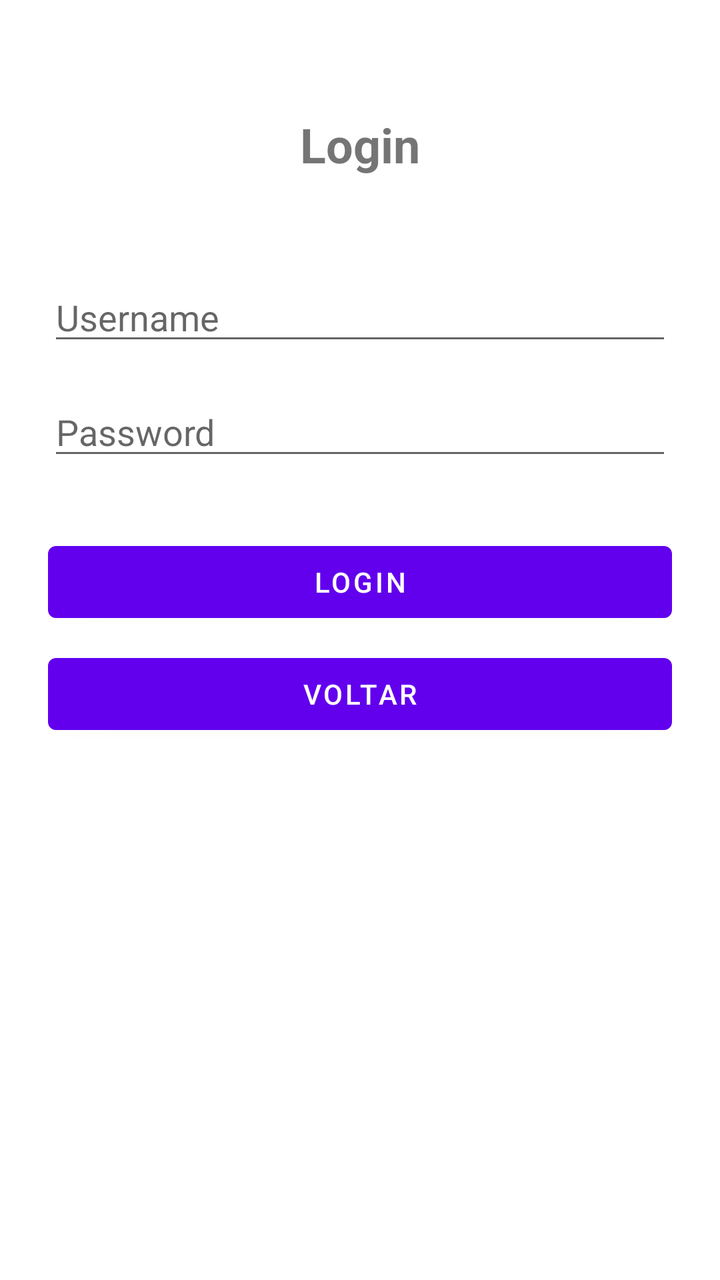
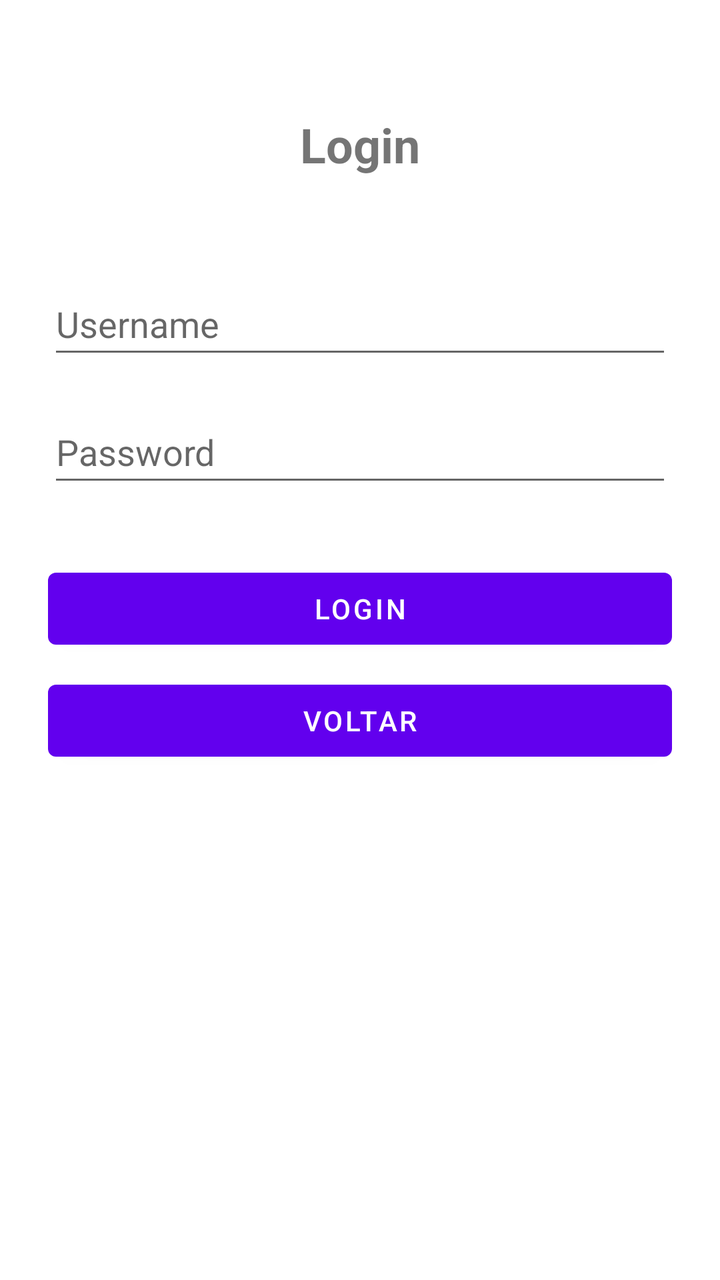

Compare the two renders of this Android layout. The source of the first and the diff that turns it into the second are given below.
<!-- AndroidManifest.xml: application theme Theme.Exercicio13 -->
<!-- res/layout/activity_login.xml -->
<?xml version="1.0" encoding="utf-8"?>
<androidx.constraintlayout.widget.ConstraintLayout xmlns:android="http://schemas.android.com/apk/res/android"
    xmlns:app="http://schemas.android.com/apk/res-auto"
    android:layout_width="match_parent"
    android:layout_height="match_parent"
    android:padding="24dp">

    <TextView
        android:id="@+id/tvTitle"
        android:layout_width="wrap_content"
        android:layout_height="wrap_content"
        android:text="@string/login_title"
        android:textSize="24sp"
        android:textStyle="bold"
        app:layout_constraintTop_toTopOf="parent"
        app:layout_constraintStart_toStartOf="parent"
        app:layout_constraintEnd_toEndOf="parent"
        android:layout_marginTop="32dp"/>

    <EditText
        android:id="@+id/editUsernameLogin"
        android:layout_width="0dp"
        android:layout_height="wrap_content"
        android:hint="@string/username_hint"
        android:inputType="text"
        android:autofillHints="username"
        app:layout_constraintTop_toBottomOf="@id/tvTitle"
        app:layout_constraintStart_toStartOf="parent"
        app:layout_constraintEnd_toEndOf="parent"
        android:layout_marginTop="48dp" />

    <EditText
        android:id="@+id/editPasswordLogin"
        android:layout_width="0dp"
        android:layout_height="wrap_content"
        android:hint="@string/password_hint"
        android:inputType="textPassword"
        android:autofillHints="password"
        app:layout_constraintTop_toBottomOf="@id/editUsernameLogin"
        app:layout_constraintStart_toStartOf="parent"
        app:layout_constraintEnd_toEndOf="parent"
        android:layout_marginTop="16dp" />

    <Button
        android:id="@+id/btnLoginSubmit"
        android:layout_width="0dp"
        android:layout_height="wrap_content"
        android:text="@string/btn_login"
        app:layout_constraintTop_toBottomOf="@id/editPasswordLogin"
        app:layout_constraintStart_toStartOf="parent"
        app:layout_constraintEnd_toEndOf="parent"
        android:layout_marginTop="32dp" />

    <Button
        android:id="@+id/btnVoltarLogin"
        android:layout_width="0dp"
        android:layout_height="wrap_content"
        android:text="@string/btn_voltar"
        app:layout_constraintTop_toBottomOf="@id/btnLoginSubmit"
        app:layout_constraintStart_toStartOf="parent"
        app:layout_constraintEnd_toEndOf="parent"
        android:layout_marginTop="8dp" />

</androidx.constraintlayout.widget.ConstraintLayout>
<!-- resources referenced by this layout -->
<resources>
  <string name="btn_login">Login</string>
  <string name="btn_voltar">Voltar</string>
  <string name="login_title">Login</string>
  <string name="password_hint">Password</string>
  <string name="username_hint">Username</string>
  <style name="Theme.Exercicio13" parent="Base.Theme.Exercicio13" />
  <style name="Base.Theme.Exercicio13" parent="Theme.MaterialComponents.DayNight.NoActionBar">
          
          
      </style>
</resources>

<!-- the commit's change to res/layout/activity_login.xml (unified diff, before → after) -->
@@ -20,7 +20,7 @@
     <EditText
         android:id="@+id/editUsernameLogin"
         android:layout_width="0dp"
-        android:layout_height="wrap_content"
+        android:layout_height="48dp"
         android:hint="@string/username_hint"
         android:inputType="text"
         android:autofillHints="username"
@@ -32,7 +32,7 @@
     <EditText
         android:id="@+id/editPasswordLogin"
         android:layout_width="0dp"
-        android:layout_height="wrap_content"
+        android:layout_height="48dp"
         android:hint="@string/password_hint"
         android:inputType="textPassword"
         android:autofillHints="password"
